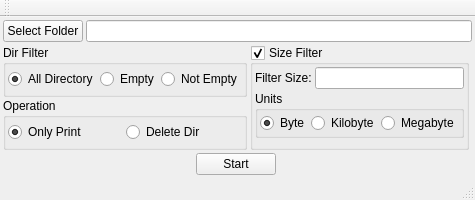
Qt form folderhelper.ui (luzhskij/FolderHelper) before a commit.
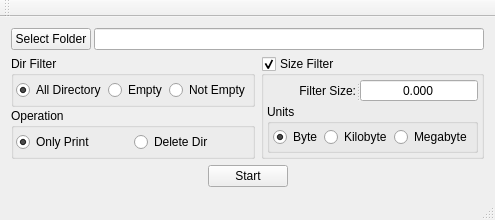
The same form after that commit.

Commit message: -- form -- prepare size

```diff
--- a/folderhelper.ui
+++ b/folderhelper.ui
@@ -6,36 +6,18 @@
    <rect>
     <x>0</x>
     <y>0</y>
-    <width>430</width>
-    <height>200</height>
+    <width>444</width>
+    <height>218</height>
    </rect>
   </property>
   <property name="windowTitle">
    <string>FolderHelper</string>
   </property>
   <widget class="QWidget" name="centralWidget">
-   <layout class="QGridLayout" name="gridLayout_2">
-    <property name="leftMargin">
-     <number>3</number>
-    </property>
-    <property name="topMargin">
-     <number>3</number>
-    </property>
-    <property name="rightMargin">
-     <number>3</number>
-    </property>
-    <property name="bottomMargin">
-     <number>3</number>
-    </property>
-    <property name="spacing">
-     <number>2</number>
-    </property>
+   <layout class="QGridLayout" name="gridLayout_3">
     <item row="0" column="0">
-     <layout class="QGridLayout" name="gridLayout">
-      <property name="spacing">
-       <number>3</number>
-      </property>
-      <item row="0" column="0" colspan="2">
+     <layout class="QGridLayout" name="gridLayout_2">
+      <item row="0" column="0">
        <layout class="QHBoxLayout" name="horizontalLayout">
         <property name="spacing">
          <number>3</number>
@@ -53,10 +35,7 @@
        </layout>
       </item>
       <item row="1" column="0">
-       <layout class="QHBoxLayout" name="horizontalLayout_7">
-        <property name="spacing">
-         <number>3</number>
-        </property>
+       <layout class="QHBoxLayout" name="horizontalLayout_3">
         <item>
          <layout class="QVBoxLayout" name="verticalLayout">
           <property name="spacing">
@@ -154,48 +133,57 @@
          </layout>
         </item>
         <item>
-         <widget class="QGroupBox" name="groupBox_4">
+         <widget class="QGroupBox" name="groupBoxSizeFilter">
           <property name="title">
            <string>Size Filter</string>
           </property>
           <property name="checkable">
            <bool>true</bool>
           </property>
-          <layout class="QFormLayout" name="formLayout">
-           <property name="horizontalSpacing">
-            <number>2</number>
-           </property>
-           <property name="verticalSpacing">
-            <number>2</number>
-           </property>
+          <layout class="QGridLayout" name="gridLayout">
            <property name="leftMargin">
-            <number>2</number>
+            <number>3</number>
            </property>
            <property name="topMargin">
-            <number>2</number>
+            <number>3</number>
            </property>
            <property name="rightMargin">
-            <number>2</number>
+            <number>3</number>
            </property>
            <property name="bottomMargin">
+            <number>3</number>
+           </property>
+           <property name="spacing">
             <number>2</number>
            </property>
-           <item row="0" column="0" colspan="2">
-            <layout class="QHBoxLayout" name="horizontalLayout_3">
-             <property name="spacing">
-              <number>3</number>
+           <item row="0" column="0">
+            <widget class="QSplitter" name="splitter">
+             <property name="orientation">
+              <enum>Qt::Horizontal</enum>
              </property>
-             <item>
-              <widget class="QLabel" name="label">
-               <property name="text">
-                <string>Filter Size:</string>
-               </property>
-              </widget>
-             </item>
-             <item>
-              <widget class="QLineEdit" name="lineEditFilterSize"/>
-             </item>
-            </layout>
+             <widget class="QLabel" name="label">
+              <property name="text">
+               <string>Filter Size:</string>
+              </property>
+              <property name="alignment">
+               <set>Qt::AlignRight|Qt::AlignTrailing|Qt::AlignVCenter</set>
+              </property>
+             </widget>
+             <widget class="QDoubleSpinBox" name="doubleSpinBoxSize">
+              <property name="alignment">
+               <set>Qt::AlignCenter</set>
+              </property>
+              <property name="buttonSymbols">
+               <enum>QAbstractSpinBox::NoButtons</enum>
+              </property>
+              <property name="decimals">
+               <number>3</number>
+              </property>
+              <property name="maximum">
+               <double>999999.989999999990687</double>
+              </property>
+             </widget>
+            </widget>
            </item>
            <item row="1" column="0">
             <widget class="QGroupBox" name="groupBox_2">
@@ -207,16 +195,16 @@
                <number>2</number>
               </property>
               <property name="leftMargin">
-               <number>2</number>
+               <number>3</number>
               </property>
               <property name="topMargin">
-               <number>2</number>
+               <number>3</number>
               </property>
               <property name="rightMargin">
-               <number>2</number>
+               <number>3</number>
               </property>
               <property name="bottomMargin">
-               <number>2</number>
+               <number>3</number>
               </property>
               <item>
                <widget class="QRadioButton" name="radioButtonByte">
```
Left out of the diff: 2 changed lines with no effect on the pictures. The commit also changes 2 other files.
